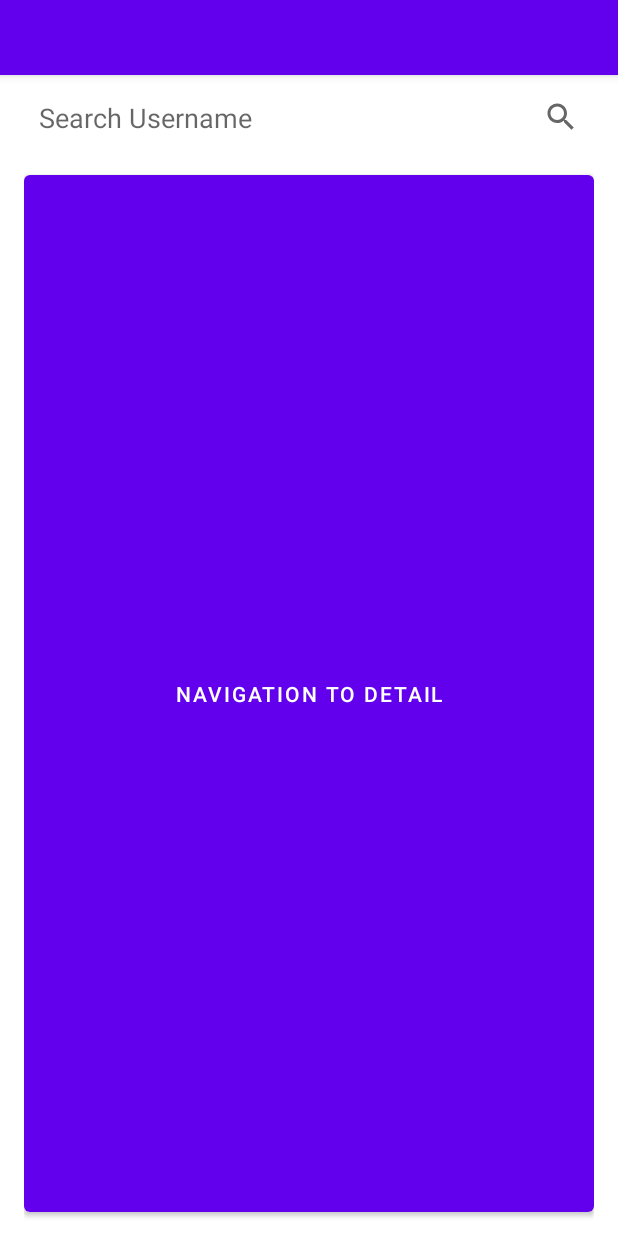
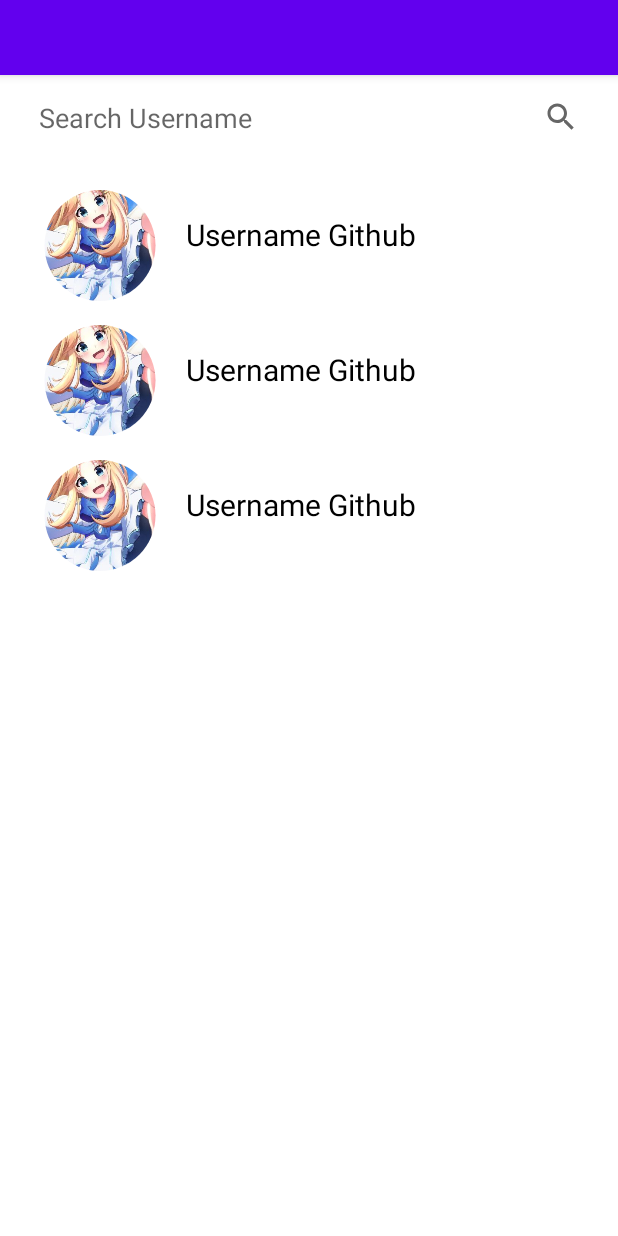
Before and after one commit to mrrezkii/Android-Kotlin-GithubUserSearch, an Android app: the layout fragment_result.xml on its own in the app's theme, with its tools: preview values and no code run, on a phone screen of 412 x 824 dp. Run offline under Robolectric (Android 15) with nearby library versions, the phone set to English and light mode, and no system bars.

Commit message:
Show data in UserData

```diff
--- a/app/build.gradle
+++ b/app/build.gradle
@@ -83,8 +83,14 @@ dependencies {
     //noinspection GradleDependency
     implementation "androidx.navigation:navigation-ui-ktx:$navigation_version"
 
+    // Glide
+    implementation 'com.github.bumptech.glide:glide:4.12.0'
+    annotationProcessor 'com.github.bumptech.glide:compiler:4.12.0'
+
     // Utils
     implementation 'androidx.swiperefreshlayout:swiperefreshlayout:1.1.0'
     implementation 'androidx.legacy:legacy-support-v4:1.0.0'
     implementation "androidx.viewpager2:viewpager2:1.0.0"
+    implementation 'de.hdodenhof:circleimageview:3.1.0'
+    implementation 'com.orhanobut:logger:2.2.0'
 }
--- /dev/null
+++ b/app/src/main/res/layout/adapter_list_user.xml
@@ -0,0 +1,32 @@
+<?xml version="1.0" encoding="utf-8"?>
+<androidx.constraintlayout.widget.ConstraintLayout xmlns:android="http://schemas.android.com/apk/res/android"
+    xmlns:app="http://schemas.android.com/apk/res-auto"
+    android:id="@+id/container"
+    android:layout_width="match_parent"
+    android:layout_height="wrap_content">
+
+    <de.hdodenhof.circleimageview.CircleImageView
+        android:id="@+id/profile_image"
+        android:layout_width="101dp"
+        android:layout_height="74dp"
+        android:layout_marginTop="@dimen/margin_normal"
+        android:src="@drawable/dummy"
+        app:layout_constraintStart_toStartOf="parent"
+        app:layout_constraintTop_toTopOf="parent" />
+
+    <androidx.appcompat.widget.AppCompatTextView
+        android:id="@+id/tv_username"
+        android:layout_width="200dp"
+        android:layout_height="wrap_content"
+        android:layout_marginStart="108dp"
+        android:layout_marginTop="32dp"
+        android:ellipsize="end"
+        android:maxLength="30"
+        android:maxLines="1"
+        android:text="Username Github"
+        android:textColor="@color/black"
+        android:textSize="20sp"
+        app:layout_constraintStart_toStartOf="@+id/profile_image"
+        app:layout_constraintTop_toTopOf="parent" />
+
+</androidx.constraintlayout.widget.ConstraintLayout>
--- a/app/src/main/res/layout/fragment_result.xml
+++ b/app/src/main/res/layout/fragment_result.xml
@@ -1,5 +1,6 @@
 <androidx.constraintlayout.widget.ConstraintLayout xmlns:android="http://schemas.android.com/apk/res/android"
     xmlns:app="http://schemas.android.com/apk/res-auto"
+    xmlns:tools="http://schemas.android.com/tools"
     android:id="@+id/search_container"
     android:layout_width="match_parent"
     android:layout_height="match_parent">
@@ -38,17 +39,12 @@
         app:layout_constraintStart_toStartOf="parent"
         app:layout_constraintTop_toBottomOf="@+id/edit_search">
 
-        <!--        <androidx.recyclerview.widget.RecyclerView-->
-        <!--            android:id="@+id/list_city"-->
-        <!--            android:layout_width="match_parent"-->
-        <!--            android:layout_height="wrap_content"-->
-        <!--            app:layoutManager="androidx.recyclerview.widget.LinearLayoutManager" />-->
-
-        <Button
-            android:id="@+id/btn_detail"
-            android:layout_width="30dp"
-            android:layout_height="30dp"
-            android:text="Navigation to Detail" />
+        <androidx.recyclerview.widget.RecyclerView
+            android:id="@+id/list_result"
+            android:layout_width="match_parent"
+            android:layout_height="wrap_content"
+            app:layoutManager="androidx.recyclerview.widget.LinearLayoutManager"
+            tools:listitem="@layout/adapter_list_user" />
 
 
     </androidx.swiperefreshlayout.widget.SwipeRefreshLayout>
```
Also changed, not shown: app/src/main/java/com/submission/githubusersearch/data/view/adapter/UserAdapter.kt (added, +49 -0 lines), app/src/main/java/com/submission/githubusersearch/data/view/fragment/ResultFragment.kt (+18 -8 lines).
